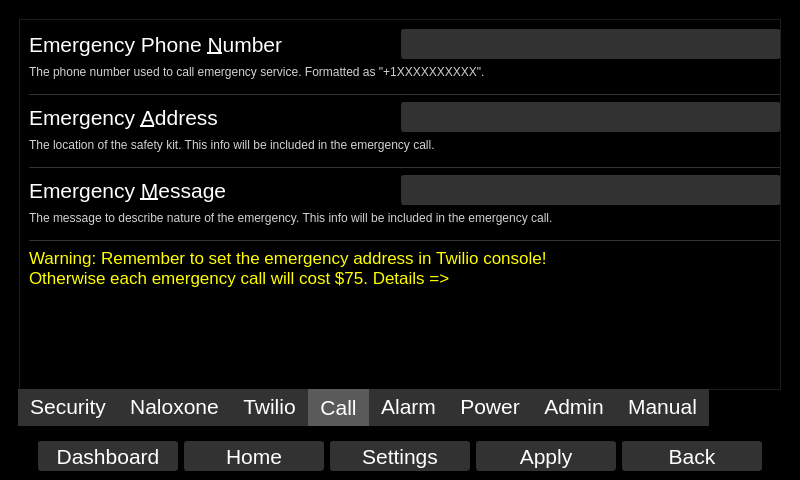
Qt form qt_design/main_window.ui (zyl120/Naloxone_Safety_Kit) before a commit.
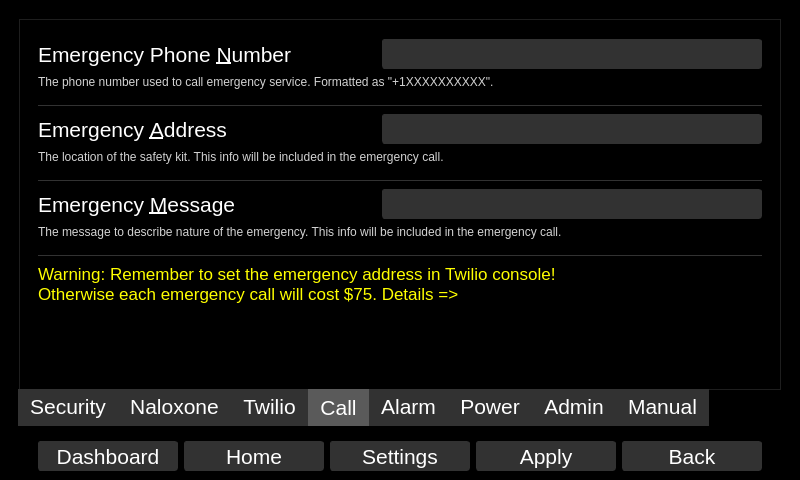
The same form after that commit. The open tabs and pages were chosen to show the change.

Patch:
```diff
--- a/qt_design/main_window.ui
+++ b/qt_design/main_window.ui
@@ -1892,15 +1892,9 @@
            <attribute name="title">
             <string>Call</string>
            </attribute>
+           <layout class="QGridLayout" name="gridLayout_8">
+            <item row="0" column="0">
            <widget class="QScrollArea" name="scrollArea_2">
-            <property name="geometry">
-             <rect>
-              <x>0</x>
-              <y>0</y>
-              <width>770</width>
-              <height>380</height>
-             </rect>
-            </property>
             <property name="sizePolicy">
              <sizepolicy hsizetype="Expanding" vsizetype="Expanding">
               <horstretch>0</horstretch>
@@ -1932,6 +1926,9 @@
             <property name="frameShape">
              <enum>QFrame::NoFrame</enum>
             </property>
+              <property name="lineWidth">
+               <number>0</number>
+              </property>
             <property name="widgetResizable">
              <bool>true</bool>
             </property>
@@ -1940,14 +1937,12 @@
               <rect>
                <x>0</x>
                <y>0</y>
-               <width>755</width>
-               <height>411</height>
+                 <width>691</width>
+                 <height>399</height>
               </rect>
              </property>
              <layout class="QVBoxLayout" name="verticalLayout_44">
               <item>
-               <layout class="QVBoxLayout" name="verticalLayout_34">
-                <item>
                  <layout class="QVBoxLayout" name="verticalLayout_26">
                   <item>
                    <layout class="QHBoxLayout" name="horizontalLayout_21">
@@ -2030,7 +2025,7 @@
                  </layout>
                 </item>
                 <item>
-                 <widget class="Line" name="line_6">
+                 <widget class="Line" name="line_8">
                   <property name="styleSheet">
                    <string notr="true">color:rgb(50,50,50)</string>
                   </property>
@@ -2234,7 +2229,7 @@
                  </layout>
                 </item>
                 <item>
-                 <widget class="Line" name="line_8">
+                 <widget class="Line" name="line_6">
                   <property name="styleSheet">
                    <string notr="true">color:rgb(50,50,50)</string>
                   </property>
@@ -2310,24 +2305,11 @@
                   </item>
                  </layout>
                 </item>
-                <item>
-                 <spacer name="verticalSpacer_6">
-                  <property name="orientation">
-                   <enum>Qt::Vertical</enum>
-                  </property>
-                  <property name="sizeHint" stdset="0">
-                   <size>
-                    <width>20</width>
-                    <height>40</height>
-                   </size>
-                  </property>
-                 </spacer>
-                </item>
                </layout>
-              </item>
-             </layout>
-            </widget>
-           </widget>
+              </widget>
+             </widget>
+            </item>
+           </layout>
           </widget>
           <widget class="QWidget" name="alarm">
            <attribute name="title">
```
Left out of the diff: 142 changed lines with no effect on the pictures. Lines whose indentation alone changed are shown as unchanged.
